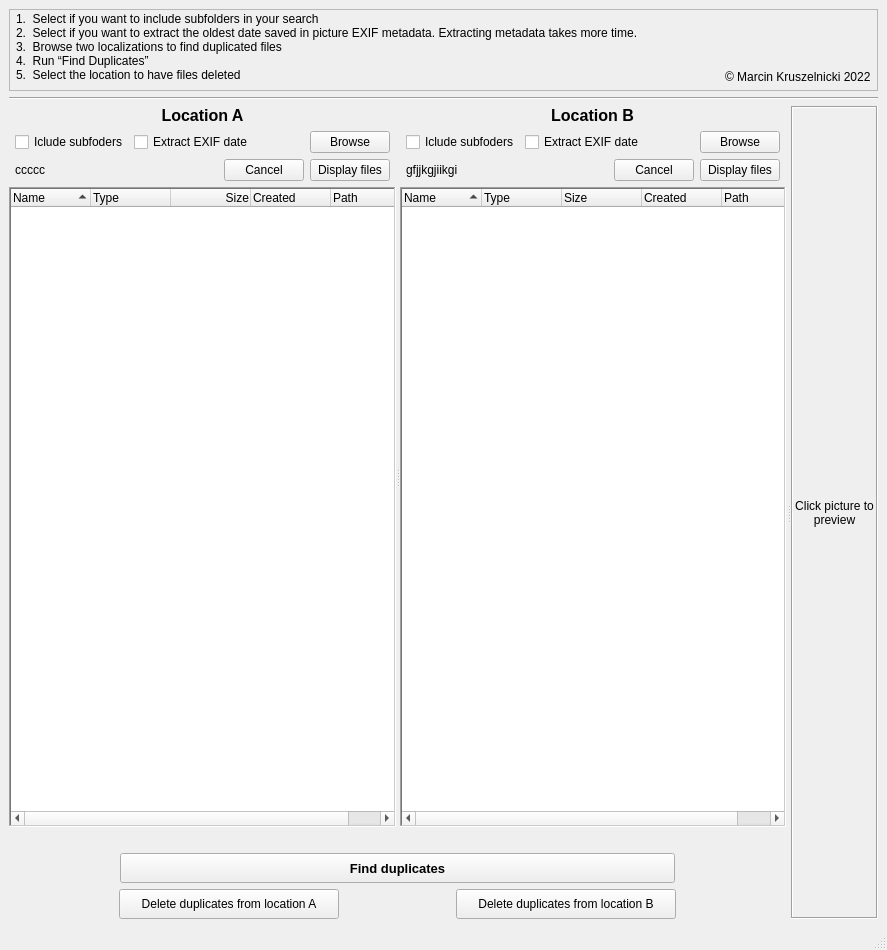
First picture: the form in GUI.ui, repository Zwornik/2202_File_manag, before the edit.
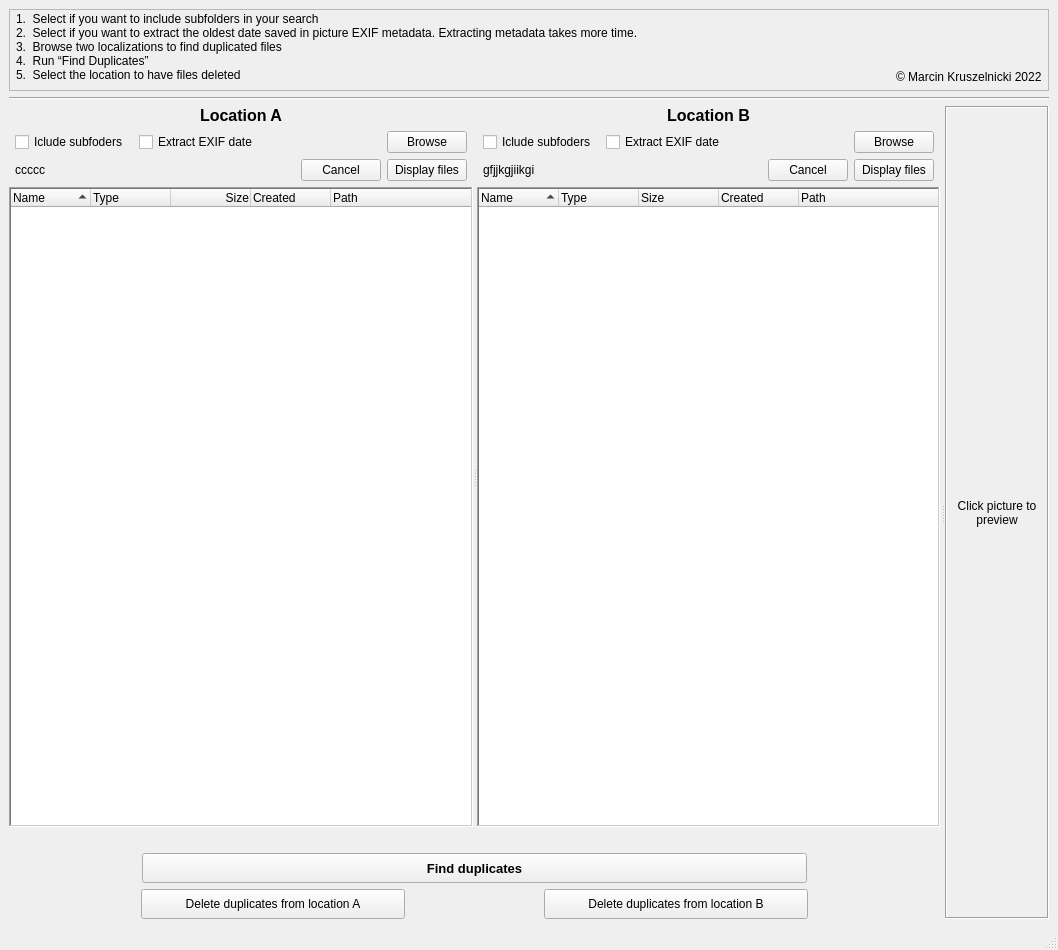
Second picture: the form after the edit.

Commit message: Sub folder checkbox on A or B side correctly assigned to Tree A or B

```diff
--- a/GUI.ui
+++ b/GUI.ui
@@ -9,7 +9,7 @@
    <rect>
     <x>0</x>
     <y>0</y>
-    <width>887</width>
+    <width>1058</width>
     <height>950</height>
    </rect>
   </property>
@@ -238,6 +238,9 @@
               </item>
               <item>
                <widget class="QCheckBox" name="find_EXIF_A">
+                <property name="enabled">
+                 <bool>true</bool>
+                </property>
                 <property name="cursor">
                  <cursorShape>PointingHandCursor</cursorShape>
                 </property>
```
The commit also changes 2 other files.
